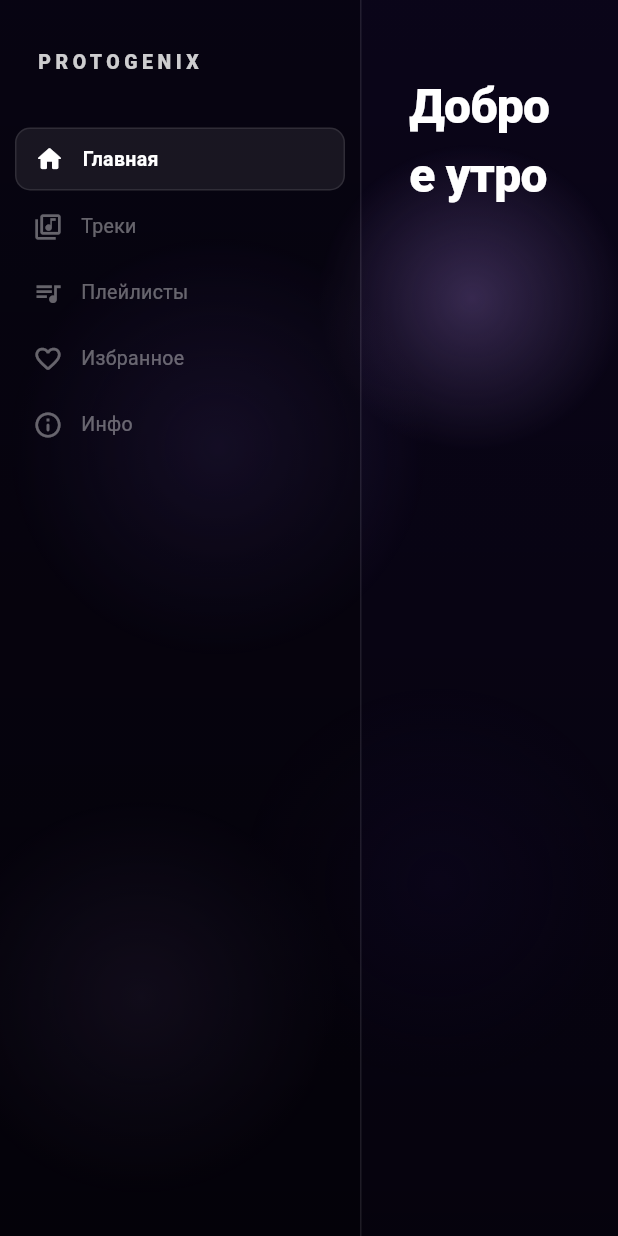
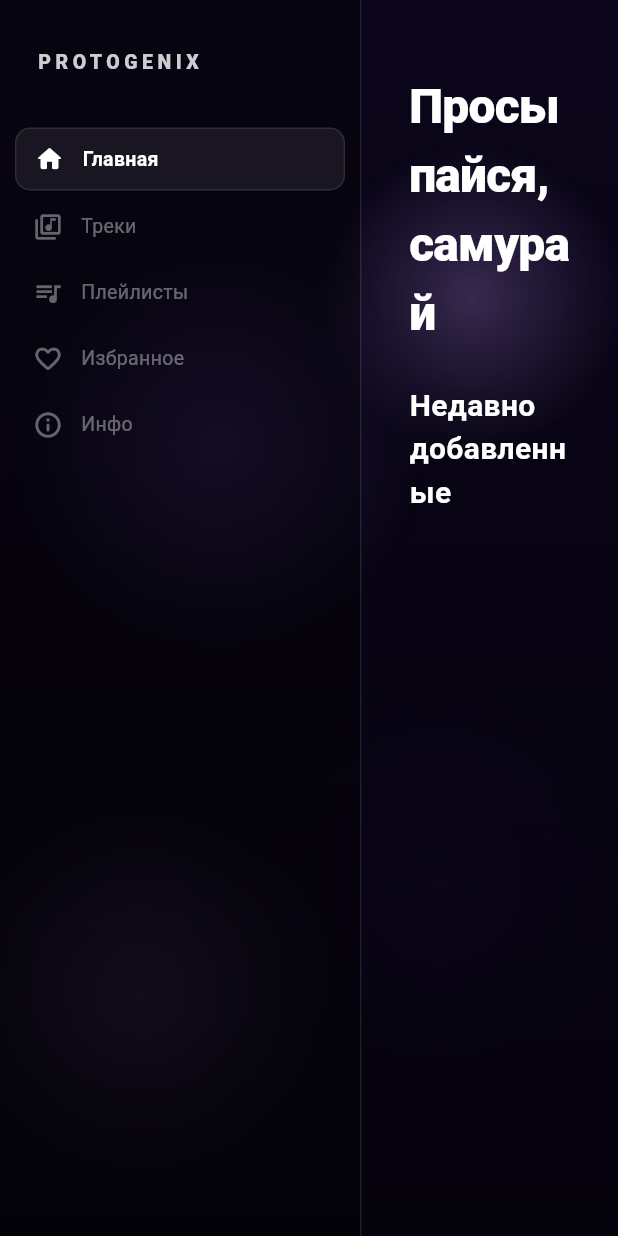
Before and after one commit to OrionZ43/protogenix, a Flutter app: the _DesktopShell screen opened directly, after a tap on "Главная", on a phone screen of 412 x 824 dp. Run offline on Flutter 3.47's test engine with Material 3 defaults, Android fonts, the phone set to English and light mode, and no system bars; our stand-ins replace audio_service, dio, file_picker, flutter_animate, flutter_riverpod, just_audio and 5 more; missing offline and left inert: just_audio_media_kit, string_similarity, window_manager, youtube_explode_dart; accounts and stored records are empty; network calls fail.

Commit message:
feat(desktop): implement responsive scaling and fix UI overflows
- Add dynamic scale factor for 2K/4K monitors in HomeScreen and DesktopBottomPlayer.
- Fix UI overflows in MusicVisualizerControls using Flexible and FittedBox.
- Animate the Right Sidebar in AppShell using AnimatedContainer.
- Fix slow ExpandedPlayerScreen dismiss transition (reduced duration to 200/150ms).
- Add Easter eggs greeting logic and a section header to HomeScreen.
- Remove duplicate desktop window controls from ExpandedPlayerScreen.

Co-authored-by: OrionZ43 <91784642+OrionZ43@users.noreply.github.com>

```diff
--- a/lib/app/app_shell.dart
+++ b/lib/app/app_shell.dart
@@ -539,7 +539,8 @@ class _DesktopShellState extends ConsumerState<_DesktopShell> {
               CurvedAnimation(parent: animation, curve: Curves.easeInOutCubic),
           child: child,
         ),
-        transitionDuration: const Duration(milliseconds: 250),
+        transitionDuration: const Duration(milliseconds: 200),
+        reverseTransitionDuration: const Duration(milliseconds: 150),
       ),
     );
   }
@@ -593,11 +594,18 @@ class _DesktopShellState extends ConsumerState<_DesktopShell> {
                   ),
 
                   // ── Выезжающая панель (Lyrics / Queue) ─────────────────────────────
-                  if (_isRightPanelOpen && hasTrack) ...[
+                  if (hasTrack)
+                    AnimatedContainer(
+                      duration: const Duration(milliseconds: 350),
+                      curve: Curves.easeOutCubic,
+                      width: _isRightPanelOpen ? 350 : 0,
+                      child: Row(
+                        children: [
                           Container(
-                        width: 1, color: Colors.white.withValues(alpha: 0.1)),
-                    Container(
-                      width: 350,
+                              width: 1,
+                              color: Colors.white.withValues(alpha: 0.1)),
+                          Expanded(
+                            child: Container(
                               color: Colors.black.withValues(alpha: 0.3),
                               child: Column(
                                 children: [
@@ -608,18 +616,20 @@ class _DesktopShellState extends ConsumerState<_DesktopShell> {
                                     decoration: BoxDecoration(
                                       border: Border(
                                         bottom: BorderSide(
-                                    color: Colors.white.withValues(alpha: 0.1)),
+                                            color: Colors.white
+                                                .withValues(alpha: 0.1)),
                                       ),
                                     ),
                                     child: Row(
-                              mainAxisAlignment: MainAxisAlignment.spaceEvenly,
+                                      mainAxisAlignment:
+                                          MainAxisAlignment.spaceEvenly,
                                       children: [
                                         _PanelTabButton(
                                           icon: Icons.lyrics_outlined,
                                           label: 'Текст',
                                           isSelected: !_showQueue,
-                                  onTap: () =>
-                                      setState(() => _showQueue = false),
+                                          onTap: () => setState(
+                                              () => _showQueue = false),
                                         ),
                                         _PanelTabButton(
                                           icon: Icons.queue_music_rounded,
@@ -634,7 +644,8 @@ class _DesktopShellState extends ConsumerState<_DesktopShell> {
                                   // Panel Content
                                   Expanded(
                                     child: AnimatedSwitcher(
-                              duration: const Duration(milliseconds: 200),
+                                      duration:
+                                          const Duration(milliseconds: 200),
                                       child: _showQueue
                                           ? const QueuePanel()
                                           : const BeautifulLyricsView(),
@@ -643,7 +654,10 @@ class _DesktopShellState extends ConsumerState<_DesktopShell> {
                                 ],
                               ),
                             ),
+                          ),
                         ],
+                      ),
+                    ),
                 ],
               ),
             ),
--- a/lib/features/home/presentation/screens/home_screen.dart
+++ b/lib/features/home/presentation/screens/home_screen.dart
@@ -5,27 +5,54 @@ import '../../../library/presentation/library_provider.dart';
 import '../../../player/presentation/providers/player_provider.dart';
 import '../../../player/presentation/widgets/glass_card.dart';
 
+import 'dart:math' as math;
+
 class HomeScreen extends ConsumerWidget {
   const HomeScreen({super.key});
 
   @override
   Widget build(BuildContext context, WidgetRef ref) {
+    final width = MediaQuery.sizeOf(context).width;
+    final scale = (width / 1200).clamp(1.0, 1.6);
+
     final tracks = ref.watch(libraryProvider);
     final sortedTracks = List.of(tracks)
       ..sort((a, b) => b.addedAt.compareTo(a.addedAt));
     final recentTracks = sortedTracks.take(12).toList();
 
-    // Greeting logic
+    // Greeting logic with Easter eggs
     final hour = DateTime.now().hour;
+    final random = math.Random();
     String greeting;
     if (hour >= 5 && hour < 12) {
-      greeting = 'Доброе утро';
+      final options = [
+        'Доброе утро',
+        'Просыпайся, самурай',
+        'Время для утреннего вайба',
+      ];
+      greeting = options[random.nextInt(options.length)];
     } else if (hour >= 12 && hour < 18) {
-      greeting = 'Добрый день';
+      final options = [
+        'Добрый день',
+        'Работаем под бит',
+        'Продолжаем движение',
+      ];
+      greeting = options[random.nextInt(options.length)];
     } else if (hour >= 18 && hour < 23) {
-      greeting = 'Добрый вечер';
+      final options = [
+        'Добрый вечер',
+        'Пора расслабиться',
+        'Вечерний чилл',
+      ];
+      greeting = options[random.nextInt(options.length)];
     } else {
-      greeting = 'Доброй ночи';
+      final options = [
+        'Доброй ночи',
+        'Не спишь?',
+        'Ночной ритм',
+        'Музыка в темноте',
+      ];
+      greeting = options[random.nextInt(options.length)];
     }
 
     return Scaffold(
@@ -34,37 +61,50 @@ class HomeScreen extends ConsumerWidget {
         slivers: [
           SliverToBoxAdapter(
             child: Padding(
-              padding: const EdgeInsets.fromLTRB(32, 48, 32, 24),
+              padding: EdgeInsets.fromLTRB(32 * scale, 48 * scale, 32 * scale, 24 * scale),
               child: Text(
                 greeting,
-                style: const TextStyle(
+                style: TextStyle(
                   color: Colors.white,
-                  fontSize: 32,
+                  fontSize: 32 * scale,
                   fontWeight: FontWeight.w800,
                   letterSpacing: -0.5,
                 ),
               ),
             ),
           ),
+          SliverToBoxAdapter(
+            child: Padding(
+              padding: EdgeInsets.only(left: 32 * scale, right: 32 * scale, bottom: 16 * scale),
+              child: Text(
+                'Недавно добавленные',
+                style: TextStyle(
+                  color: Colors.white,
+                  fontSize: 20 * scale,
+                  fontWeight: FontWeight.w700,
+                ),
+              ),
+            ),
+          ),
           SliverPadding(
-            padding: const EdgeInsets.symmetric(horizontal: 32),
+            padding: EdgeInsets.symmetric(horizontal: 32 * scale),
             sliver: SliverGrid(
-              gridDelegate: const SliverGridDelegateWithMaxCrossAxisExtent(
-                maxCrossAxisExtent: 280,
-                mainAxisSpacing: 16,
-                crossAxisSpacing: 16,
+              gridDelegate: SliverGridDelegateWithMaxCrossAxisExtent(
+                maxCrossAxisExtent: 280 * scale,
+                mainAxisSpacing: 16 * scale,
+                crossAxisSpacing: 16 * scale,
                 childAspectRatio: 2.8,
               ),
               delegate: SliverChildBuilderDelegate(
                 (context, index) {
                   final track = recentTracks[index];
-                  return _RecentTrackCard(track: track);
+                  return _RecentTrackCard(track: track, scale: scale);
                 },
                 childCount: recentTracks.length,
               ),
             ),
           ),
-          const SliverPadding(padding: EdgeInsets.only(bottom: 32)),
+          SliverPadding(padding: EdgeInsets.only(bottom: 32 * scale)),
         ],
       ),
     );
@@ -72,9 +112,10 @@ class HomeScreen extends ConsumerWidget {
 }
 
 class _RecentTrackCard extends ConsumerStatefulWidget {
-  const _RecentTrackCard({required this.track});
+  const _RecentTrackCard({required this.track, required this.scale});
 
   final dynamic track; // LibraryTrack
+  final double scale;
 
   @override
   ConsumerState<_RecentTrackCard> createState() => _RecentTrackCardState();
@@ -110,7 +151,7 @@ class _RecentTrackCardState extends ConsumerState<_RecentTrackCard> {
             children: [
               // Cover
               SizedBox(
-                width: 64,
+                width: 64 * widget.scale,
                 height: double.infinity,
                 child: Stack(
                   fit: StackFit.expand,
@@ -120,9 +161,10 @@ class _RecentTrackCardState extends ConsumerState<_RecentTrackCard> {
                       fit: BoxFit.cover,
                       errorBuilder: (_, __, ___) => Container(
                         color: Colors.white10,
-                        child: const Icon(
+                        child: Icon(
                           Icons.music_note_rounded,
                           color: Colors.white24,
+                          size: 24 * widget.scale,
                         ),
                       ),
                     ),
@@ -135,14 +177,14 @@ class _RecentTrackCardState extends ConsumerState<_RecentTrackCard> {
                                 ? Icons.pause_rounded
                                 : Icons.play_arrow_rounded,
                             color: Colors.white,
-                            size: 32,
+                            size: 32 * widget.scale,
                           ),
                         ),
                       ),
                   ],
                 ),
               ),
-              const SizedBox(width: 16),
+              SizedBox(width: 16 * widget.scale),
               // Info
               Expanded(
                 child: Column(
@@ -153,26 +195,26 @@ class _RecentTrackCardState extends ConsumerState<_RecentTrackCard> {
                       widget.track.toTrackModel().title,
                       maxLines: 1,
                       overflow: TextOverflow.ellipsis,
-                      style: const TextStyle(
+                      style: TextStyle(
                         color: Colors.white,
-                        fontSize: 14,
+                        fontSize: 14 * widget.scale,
                         fontWeight: FontWeight.w600,
                       ),
                     ),
-                    const SizedBox(height: 4),
+                    SizedBox(height: 4 * widget.scale),
                     Text(
                       widget.track.toTrackModel().artist,
                       maxLines: 1,
                       overflow: TextOverflow.ellipsis,
-                      style: const TextStyle(
+                      style: TextStyle(
                         color: Colors.white54,
-                        fontSize: 12,
+                        fontSize: 12 * widget.scale,
                       ),
                     ),
                   ],
                 ),
               ),
-              const SizedBox(width: 16),
+              SizedBox(width: 16 * widget.scale),
             ],
           ),
         ),
```
Also changed, not shown: lib/features/player/presentation/screens/expanded_player_screen.dart (+0 -28 lines), lib/features/player/presentation/widgets/desktop_bottom_player.dart (+37 -27 lines), lib/features/player/presentation/widgets/music_visualizer_controls.dart (+7 -2 lines). Lines whose indentation alone changed are shown as unchanged.
